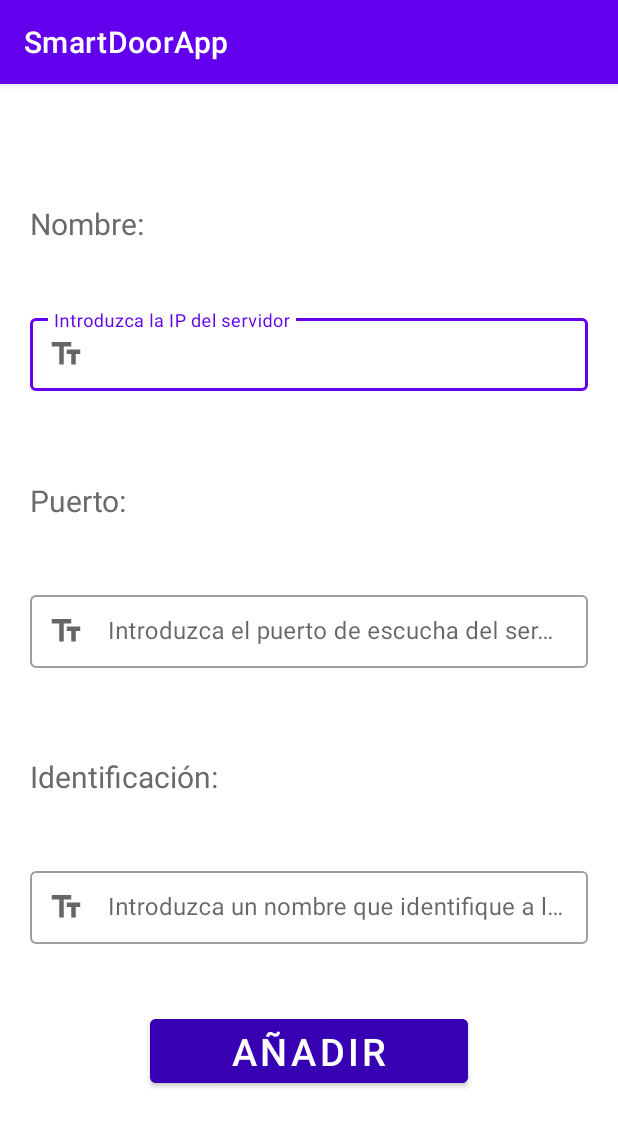
After one commit to celllarod/SmartDoor, an Android app: the FormActivity screen opened directly, with no data from a screen before it, on a phone screen of 412 x 824 dp. The commit adds this screen. Shown: the top 1127 px of the screen. Run offline under Robolectric (Android 15) with nearby library versions, the phone set to English and light mode, and no system bars.

Commit message:
feat: código de la aplicación

```diff
--- a/app/app/src/main/AndroidManifest.xml
+++ b/app/app/src/main/AndroidManifest.xml
@@ -10,13 +10,16 @@
         android:allowBackup="true"
         android:dataExtractionRules="@xml/data_extraction_rules"
         android:fullBackupContent="@xml/backup_rules"
-        android:usesCleartextTraffic="true"
         android:icon="@mipmap/ic_launcher"
         android:label="@string/app_name"
         android:roundIcon="@mipmap/ic_launcher_round"
         android:supportsRtl="true"
         android:theme="@style/Theme.SmartDoorApp"
+        android:usesCleartextTraffic="true"
         tools:targetApi="31">
+        <activity
+            android:name=".FormActivity"
+            android:exported="false" />
         <activity
             android:name=".MainActivity"
             android:exported="true">
--- /dev/null
+++ b/app/app/src/main/java/com/motosharing/smartdoorapp/FormActivity.java
@@ -0,0 +1,14 @@
+package com.motosharing.smartdoorapp;
+
+import androidx.appcompat.app.AppCompatActivity;
+
+import android.os.Bundle;
+
+public class FormActivity extends AppCompatActivity {
+
+    @Override
+    protected void onCreate(Bundle savedInstanceState) {
+        super.onCreate(savedInstanceState);
+        setContentView(R.layout.activity_form);
+    }
+}
--- /dev/null
+++ b/app/app/src/main/res/drawable-v24/ic_borrar.xml
@@ -0,0 +1,5 @@
+<vector android:height="30dp" android:tint="#DBD7D7"
+    android:viewportHeight="24" android:viewportWidth="24"
+    android:width="30dp" xmlns:android="http://schemas.android.com/apk/res/android">
+    <path android:fillColor="@android:color/white" android:pathData="M19,6.41L17.59,5 12,10.59 6.41,5 5,6.41 10.59,12 5,17.59 6.41,19 12,13.41 17.59,19 19,17.59 13.41,12z"/>
+</vector>
--- /dev/null
+++ b/app/app/src/main/res/drawable-v24/ic_text.xml
@@ -0,0 +1,5 @@
+<vector android:height="24dp" android:tint="#FFFFFF"
+    android:viewportHeight="24" android:viewportWidth="24"
+    android:width="24dp" xmlns:android="http://schemas.android.com/apk/res/android">
+    <path android:fillColor="@android:color/white" android:pathData="M2.5,4v3h5v12h3V7h5V4H2.5zM21.5,9h-9v3h3v7h3v-7h3V9z"/>
+</vector>
--- /dev/null
+++ b/app/app/src/main/res/layout/activity_form.xml
@@ -0,0 +1,132 @@
+<?xml version="1.0" encoding="utf-8"?>
+<androidx.constraintlayout.widget.ConstraintLayout xmlns:android="http://schemas.android.com/apk/res/android"
+    xmlns:app="http://schemas.android.com/apk/res-auto"
+    xmlns:tools="http://schemas.android.com/tools"
+    android:layout_width="match_parent"
+    android:layout_height="match_parent"
+    android:layout_margin="20dp"
+    tools:context=".FormActivity">
+
+    <TextView
+        android:id="@+id/tx_ip"
+        style="@style/Subtitulo"
+        android:layout_row="0"
+        android:layout_column="0"
+        android:labelFor="@+id/til_add_farmaco_name"
+        android:text="Nombre:"
+        app:layout_constraintBottom_toTopOf="@+id/til_ip"
+        app:layout_constraintEnd_toEndOf="parent"
+        app:layout_constraintStart_toStartOf="parent"
+        app:layout_constraintTop_toTopOf="parent" />
+
+    <com.google.android.material.textfield.TextInputLayout
+        android:id="@+id/til_ip"
+        style="@style/Widget.MaterialComponents.TextInputLayout.OutlinedBox.Dense"
+        android:layout_width="match_parent"
+        android:layout_height="wrap_content"
+        app:endIconDrawable="@drawable/ic_borrar"
+        app:endIconMode="clear_text"
+        app:layout_constraintBottom_toTopOf="@+id/tx_puerto"
+        app:layout_constraintEnd_toEndOf="parent"
+        app:layout_constraintStart_toStartOf="parent"
+        app:layout_constraintTop_toBottomOf="@+id/tx_ip"
+        app:startIconDrawable="@drawable/ic_text">
+
+        <EditText
+            android:id="@+id/et_ip"
+            android:layout_width="match_parent"
+            android:layout_height="wrap_content"
+            android:autofillHints="name"
+            android:hint="Introduzca la IP del servidor"
+            android:imeOptions="actionNext"
+            android:inputType="text"
+            android:textColor="#696767" />
+    </com.google.android.material.textfield.TextInputLayout>
+
+    <TextView
+        android:id="@+id/tx_puerto"
+        style="@style/Subtitulo"
+        android:layout_row="0"
+        android:layout_column="0"
+        android:labelFor="@+id/til_add_farmaco_name"
+        android:text="Puerto:"
+        app:layout_constraintBottom_toTopOf="@+id/til_puerto"
+        app:layout_constraintEnd_toEndOf="parent"
+        app:layout_constraintStart_toStartOf="parent"
+        app:layout_constraintTop_toBottomOf="@+id/til_ip" />
+
+    <com.google.android.material.textfield.TextInputLayout
+        android:id="@+id/til_puerto"
+        style="@style/Widget.MaterialComponents.TextInputLayout.OutlinedBox.Dense"
+        android:layout_width="match_parent"
+        android:layout_height="wrap_content"
+        app:endIconDrawable="@drawable/ic_borrar"
+        app:endIconMode="clear_text"
+        app:layout_constraintBottom_toTopOf="@+id/tx_id"
+        app:layout_constraintEnd_toEndOf="parent"
+        app:layout_constraintStart_toStartOf="parent"
+        app:layout_constraintTop_toBottomOf="@+id/tx_puerto"
+        app:startIconDrawable="@drawable/ic_text">
+
+        <EditText
+            android:id="@+id/et_puerto"
+            android:layout_width="match_parent"
+            android:layout_height="wrap_content"
+            android:autofillHints="name"
+            android:hint="Introduzca el puerto de escucha del servidor"
+            android:imeOptions="actionNext"
+            android:inputType="text"
+            android:textColor="#696767" />
+    </com.google.android.material.textfield.TextInputLayout>
+
+    <TextView
+        android:id="@+id/tx_id"
+        style="@style/Subtitulo"
+        android:layout_row="0"
+        android:layout_column="0"
+        android:labelFor="@+id/til_add_farmaco_name"
+        android:text="Identificación:"
+        app:layout_constraintBottom_toTopOf="@+id/til_id"
+        app:layout_constraintStart_toStartOf="parent"
+        app:layout_constraintTop_toBottomOf="@+id/til_puerto" />
+
+    <com.google.android.material.textfield.TextInputLayout
+        android:id="@+id/til_id"
+        style="@style/Widget.MaterialComponents.TextInputLayout.OutlinedBox.Dense"
+        android:layout_width="match_parent"
+        android:layout_height="wrap_content"
+        app:endIconDrawable="@drawable/ic_borrar"
+        app:endIconMode="clear_text"
+        app:layout_constraintBottom_toTopOf="@+id/bt_open4"
+        app:layout_constraintEnd_toEndOf="parent"
+        app:layout_constraintStart_toStartOf="parent"
+        app:layout_constraintTop_toBottomOf="@+id/tx_id"
+        app:startIconDrawable="@drawable/ic_text">
+
+        <EditText
+            android:id="@+id/et_id"
+            android:layout_width="match_parent"
+            android:layout_height="wrap_content"
+            android:autofillHints="name"
+            android:hint="Introduzca un nombre que identifique a la puerta"
+            android:imeOptions="actionNext"
+            android:inputType="text"
+            android:textColor="#696767" />
+    </com.google.android.material.textfield.TextInputLayout>
+
+    <Button
+        android:id="@+id/bt_open4"
+        android:layout_width="match_parent"
+        android:layout_height="wrap_content"
+        android:layout_gravity="center"
+        android:layout_marginHorizontal="80dp"
+        android:layout_marginBottom="32dp"
+        android:backgroundTint="@color/purple_700"
+        android:text="Añadir"
+        android:textSize="25sp"
+        app:layout_constraintBottom_toBottomOf="parent"
+        app:layout_constraintEnd_toEndOf="parent"
+        app:layout_constraintStart_toStartOf="parent"
+        app:layout_constraintTop_toBottomOf="@+id/til_id" />
+
+</androidx.constraintlayout.widget.ConstraintLayout>
--- a/app/app/src/main/res/values/styles.xml
+++ b/app/app/src/main/res/values/styles.xml
@@ -1,6 +1,5 @@
 <?xml version="1.0" encoding="utf-8"?>
 <resources>
-    <!-- CardView -->
     <style name="Card" parent="Widget.Material3.CardView.Elevated">
         <item name="android:layout_width">match_parent</item>
         <item name="android:layout_height">wrap_content</item>
@@ -10,4 +9,13 @@
         <item name="android:layout_marginHorizontal">30dp</item>
         <item name="android:scrollbarAlwaysDrawHorizontalTrack">true</item>
     </style>
+
+    <style  name="Subtitulo">
+        <item name="android:textSize">20sp</item>
+        <item name="android:textColor">#6E6969</item>
+        <item name="android:layout_width">match_parent</item>
+        <item name="android:layout_height">wrap_content</item>
+        <item name="android:textAlignment">textStart</item>
+        <item name="android:layout_marginTop">15dp</item>
+    </style>
 </resources>
```
Also changed, not shown: app/app/src/main/java/com/motosharing/smartdoorapp/MainActivity.java (+14 -6 lines), app/app/src/main/java/com/motosharing/smartdoorapp/api/ApiService.java (+0 -7 lines), app/app/src/main/res/layout/item.xml (added, +59 -0 lines).
